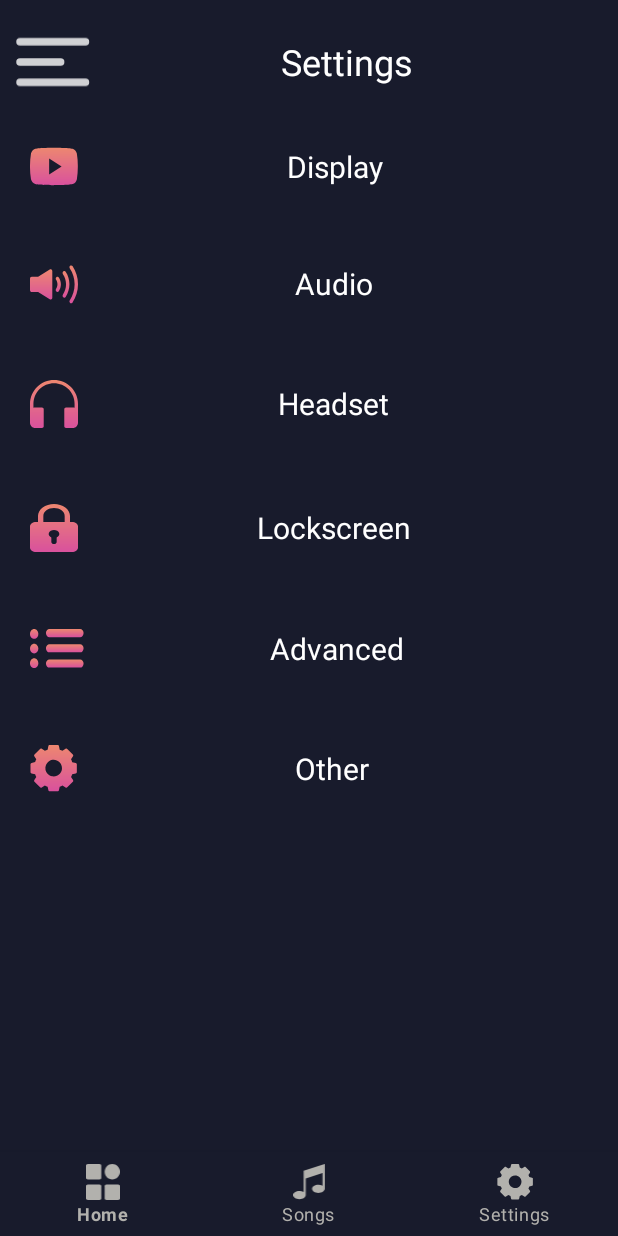
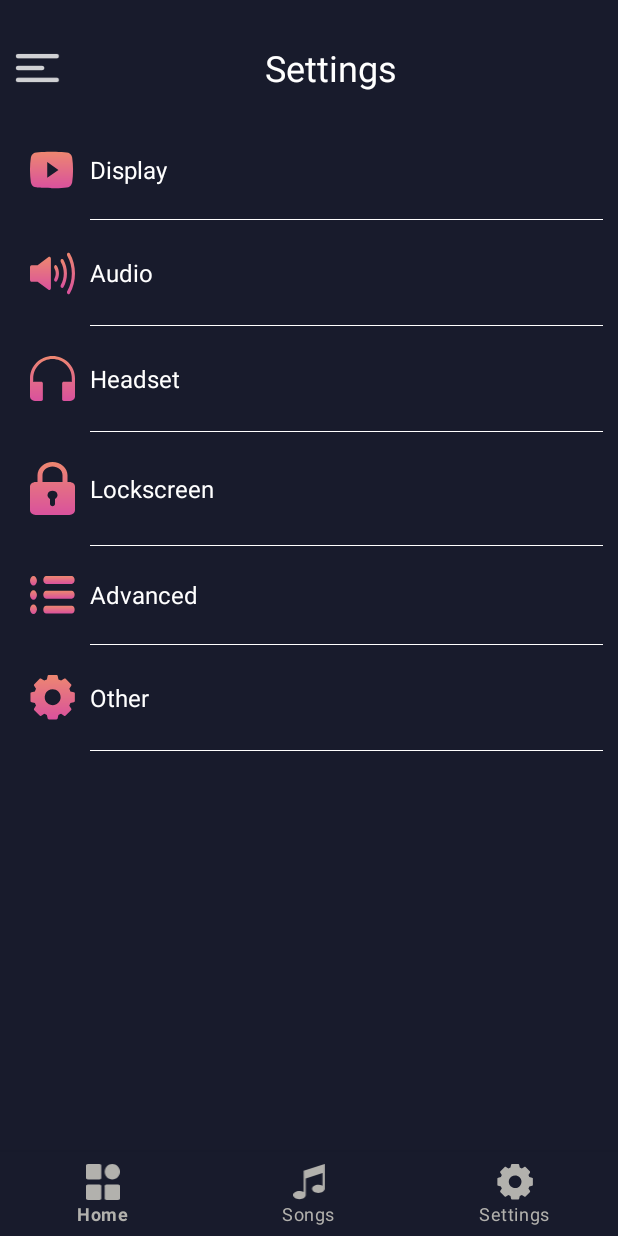
Before and after one commit to Deviluke-z/Mock-Project-Muzic, an Android app: the screen it shows after launch (MainActivity), item 3 of the bottom bar chosen, on a phone screen of 412 x 824 dp. Run offline under Robolectric (Android 15) with nearby library versions, the phone set to English and light mode, and no system bars; our stand-ins replace data binding.

Commit message:
Update Settings UI

```diff
--- a/app/src/main/java/minhduc/deviluke/muzic/model/Song.java
+++ b/app/src/main/java/minhduc/deviluke/muzic/model/SongModel.java
@@ -1,6 +1,6 @@
 package minhduc.deviluke.muzic.model;
 
-public class Song {
+public class SongModel {
   private String mSongTitle;
   private String mSongArtist;
   private int mSongThumbnail;
--- a/app/src/main/java/minhduc/deviluke/muzic/view/fragment/SettingsFragment.java
+++ b/app/src/main/java/minhduc/deviluke/muzic/view/fragment/home/HomeFragment.java
@@ -1,21 +1,22 @@
-package minhduc.deviluke.muzic.view.fragment;
+package minhduc.deviluke.muzic.view.fragment.home;
 
 import android.os.Bundle;
 
+import androidx.core.view.GravityCompat;
 import androidx.fragment.app.Fragment;
 
 import android.view.LayoutInflater;
 import android.view.View;
 import android.view.ViewGroup;
 
-import minhduc.deviluke.muzic.R;
+import minhduc.deviluke.muzic.databinding.FragmentHomeBinding;
 
 /**
  * A simple {@link Fragment} subclass.
- * Use the {@link SettingsFragment#newInstance} factory method to
+ * Use the {@link HomeFragment#newInstance} factory method to
  * create an instance of this fragment.
  */
-public class SettingsFragment extends Fragment {
+public class HomeFragment extends Fragment {
 
   // TODO: Rename parameter arguments, choose names that match
   // the fragment initialization parameters, e.g. ARG_ITEM_NUMBER
@@ -26,7 +27,7 @@ public class SettingsFragment extends Fragment {
   private String mParam1;
   private String mParam2;
 
-  public SettingsFragment() {
+  public HomeFragment() {
     // Required empty public constructor
   }
 
@@ -36,11 +37,11 @@ public class SettingsFragment extends Fragment {
    *
    * @param param1 Parameter 1.
    * @param param2 Parameter 2.
-   * @return A new instance of fragment SettingsFragment.
+   * @return A new instance of fragment HomeFragment.
    */
   // TODO: Rename and change types and number of parameters
-  public static SettingsFragment newInstance(String param1, String param2) {
-    SettingsFragment fragment = new SettingsFragment();
+  public static HomeFragment newInstance(String param1, String param2) {
+    HomeFragment fragment = new HomeFragment();
     Bundle args = new Bundle();
     args.putString(ARG_PARAM1, param1);
     args.putString(ARG_PARAM2, param2);
@@ -57,10 +58,16 @@ public class SettingsFragment extends Fragment {
     }
   }
 
+  private FragmentHomeBinding mBindings;
+
+
   @Override
   public View onCreateView(LayoutInflater inflater, ViewGroup container,
                            Bundle savedInstanceState) {
     // Inflate the layout for this fragment
-    return inflater.inflate(R.layout.fragment_settings, container, false);
+    mBindings = FragmentHomeBinding.inflate(inflater, container, false);
+    mBindings.ivMenu.setOnClickListener(v -> mBindings.drawerLayout.openDrawer(GravityCompat.START));
+
+    return mBindings.getRoot();
   }
 }
--- a/app/src/main/java/minhduc/deviluke/muzic/view/fragment/SongsFragment.java
+++ b/app/src/main/java/minhduc/deviluke/muzic/view/fragment/settings/SettingsFragment.java
@@ -1,4 +1,4 @@
-package minhduc.deviluke.muzic.view.fragment;
+package minhduc.deviluke.muzic.view.fragment.settings;
 
 import android.os.Bundle;
 
@@ -12,10 +12,10 @@ import minhduc.deviluke.muzic.R;
 
 /**
  * A simple {@link Fragment} subclass.
- * Use the {@link SongsFragment#newInstance} factory method to
+ * Use the {@link SettingsFragment#newInstance} factory method to
  * create an instance of this fragment.
  */
-public class SongsFragment extends Fragment {
+public class SettingsFragment extends Fragment {
 
   // TODO: Rename parameter arguments, choose names that match
   // the fragment initialization parameters, e.g. ARG_ITEM_NUMBER
@@ -26,7 +26,7 @@ public class SongsFragment extends Fragment {
   private String mParam1;
   private String mParam2;
 
-  public SongsFragment() {
+  public SettingsFragment() {
     // Required empty public constructor
   }
 
@@ -36,11 +36,11 @@ public class SongsFragment extends Fragment {
    *
    * @param param1 Parameter 1.
    * @param param2 Parameter 2.
-   * @return A new instance of fragment SongsFragment.
+   * @return A new instance of fragment SettingsFragment.
    */
   // TODO: Rename and change types and number of parameters
-  public static SongsFragment newInstance(String param1, String param2) {
-    SongsFragment fragment = new SongsFragment();
+  public static SettingsFragment newInstance(String param1, String param2) {
+    SettingsFragment fragment = new SettingsFragment();
     Bundle args = new Bundle();
     args.putString(ARG_PARAM1, param1);
     args.putString(ARG_PARAM2, param2);
@@ -61,6 +61,6 @@ public class SongsFragment extends Fragment {
   public View onCreateView(LayoutInflater inflater, ViewGroup container,
                            Bundle savedInstanceState) {
     // Inflate the layout for this fragment
-    return inflater.inflate(R.layout.fragment_songs, container, false);
+    return inflater.inflate(R.layout.fragment_settings, container, false);
   }
 }
--- a/app/src/main/java/minhduc/deviluke/muzic/view/fragment/HomeFragment.java
+++ b/app/src/main/java/minhduc/deviluke/muzic/view/fragment/songs/SongsFragment.java
@@ -1,28 +1,21 @@
-package minhduc.deviluke.muzic.view.fragment;
+package minhduc.deviluke.muzic.view.fragment.songs;
 
 import android.os.Bundle;
 
-import androidx.annotation.NonNull;
-import androidx.core.view.GravityCompat;
 import androidx.fragment.app.Fragment;
 
-import android.view.Gravity;
 import android.view.LayoutInflater;
-import android.view.MenuItem;
 import android.view.View;
 import android.view.ViewGroup;
 
-import com.google.android.material.navigation.NavigationView;
-
 import minhduc.deviluke.muzic.R;
-import minhduc.deviluke.muzic.databinding.FragmentHomeBinding;
 
 /**
  * A simple {@link Fragment} subclass.
- * Use the {@link HomeFragment#newInstance} factory method to
+ * Use the {@link SongsFragment#newInstance} factory method to
  * create an instance of this fragment.
  */
-public class HomeFragment extends Fragment {
+public class SongsFragment extends Fragment {
 
   // TODO: Rename parameter arguments, choose names that match
   // the fragment initialization parameters, e.g. ARG_ITEM_NUMBER
@@ -33,7 +26,7 @@ public class HomeFragment extends Fragment {
   private String mParam1;
   private String mParam2;
 
-  public HomeFragment() {
+  public SongsFragment() {
     // Required empty public constructor
   }
 
@@ -43,11 +36,11 @@ public class HomeFragment extends Fragment {
    *
    * @param param1 Parameter 1.
    * @param param2 Parameter 2.
-   * @return A new instance of fragment HomeFragment.
+   * @return A new instance of fragment SongsFragment.
    */
   // TODO: Rename and change types and number of parameters
-  public static HomeFragment newInstance(String param1, String param2) {
-    HomeFragment fragment = new HomeFragment();
+  public static SongsFragment newInstance(String param1, String param2) {
+    SongsFragment fragment = new SongsFragment();
     Bundle args = new Bundle();
     args.putString(ARG_PARAM1, param1);
     args.putString(ARG_PARAM2, param2);
@@ -64,16 +57,10 @@ public class HomeFragment extends Fragment {
     }
   }
 
-  private FragmentHomeBinding mBindings;
-
-
   @Override
   public View onCreateView(LayoutInflater inflater, ViewGroup container,
                            Bundle savedInstanceState) {
     // Inflate the layout for this fragment
-    mBindings = FragmentHomeBinding.inflate(inflater, container, false);
-    mBindings.ivMenu.setOnClickListener(v -> mBindings.drawerLayout.openDrawer(GravityCompat.START));
-
-    return mBindings.getRoot();
+    return inflater.inflate(R.layout.fragment_songs, container, false);
   }
 }
--- a/app/src/main/res/drawable/ic_advanced_gradient.xml
+++ b/app/src/main/res/drawable/ic_advanced_gradient.xml
@@ -1,7 +1,7 @@
 <vector xmlns:android="http://schemas.android.com/apk/res/android"
     xmlns:aapt="http://schemas.android.com/aapt"
-    android:width="36dp"
-    android:height="26dp"
+    android:width="30dp"
+    android:height="25dp"
     android:viewportWidth="26"
     android:viewportHeight="16">
   <path
--- a/app/src/main/res/drawable/ic_app.xml
+++ b/app/src/main/res/drawable/ic_app.xml
@@ -1,7 +1,7 @@
 <vector xmlns:android="http://schemas.android.com/apk/res/android"
     xmlns:aapt="http://schemas.android.com/aapt"
-    android:width="115dp"
-    android:height="125dp"
+    android:width="100dp"
+    android:height="100dp"
     android:viewportWidth="115"
     android:viewportHeight="125">
   <path
--- a/app/src/main/res/drawable/ic_audio_gradient.xml
+++ b/app/src/main/res/drawable/ic_audio_gradient.xml
@@ -1,7 +1,7 @@
 <vector xmlns:android="http://schemas.android.com/apk/res/android"
     xmlns:aapt="http://schemas.android.com/aapt"
-    android:width="32dp"
-    android:height="27dp"
+    android:width="30dp"
+    android:height="30dp"
     android:viewportWidth="22"
     android:viewportHeight="17">
   <path
--- a/app/src/main/res/drawable/ic_display_gradient.xml
+++ b/app/src/main/res/drawable/ic_display_gradient.xml
@@ -1,7 +1,7 @@
 <vector xmlns:android="http://schemas.android.com/apk/res/android"
     xmlns:aapt="http://schemas.android.com/aapt"
-    android:width="33dp"
-    android:height="26dp"
+    android:width="30dp"
+    android:height="25dp"
     android:viewportWidth="23"
     android:viewportHeight="16">
   <path
--- a/app/src/main/res/drawable/ic_headphones_gradient.xml
+++ b/app/src/main/res/drawable/ic_headphones_gradient.xml
@@ -1,7 +1,7 @@
 <vector xmlns:android="http://schemas.android.com/apk/res/android"
     xmlns:aapt="http://schemas.android.com/aapt"
-    android:width="32dp"
-    android:height="32dp"
+    android:width="30dp"
+    android:height="30dp"
     android:viewportWidth="22"
     android:viewportHeight="22">
   <path
--- a/app/src/main/res/drawable/ic_lock_gradient.xml
+++ b/app/src/main/res/drawable/ic_lock_gradient.xml
@@ -1,7 +1,7 @@
 <vector xmlns:android="http://schemas.android.com/apk/res/android"
     xmlns:aapt="http://schemas.android.com/aapt"
-    android:width="32dp"
-    android:height="32dp"
+    android:width="30dp"
+    android:height="35dp"
     android:viewportWidth="18"
     android:viewportHeight="24">
   <path
--- a/app/src/main/res/drawable/ic_setting_gradient.xml
+++ b/app/src/main/res/drawable/ic_setting_gradient.xml
@@ -1,7 +1,7 @@
 <vector xmlns:android="http://schemas.android.com/apk/res/android"
     xmlns:aapt="http://schemas.android.com/aapt"
-    android:width="31dp"
-    android:height="31dp"
+    android:width="30dp"
+    android:height="30dp"
     android:viewportWidth="21"
     android:viewportHeight="21">
   <path
--- a/app/src/main/res/layout/fragment_home.xml
+++ b/app/src/main/res/layout/fragment_home.xml
@@ -6,14 +6,15 @@
         xmlns:tools="http://schemas.android.com/tools"
         android:id="@+id/drawerLayout"
         android:layout_width="match_parent"
-        android:layout_height="match_parent">
+        android:layout_height="match_parent"
+        tools:openDrawer="start">
 
         <LinearLayout
             android:layout_width="match_parent"
             android:layout_height="match_parent"
             android:background="@color/dark_gunmetal"
             android:orientation="vertical"
-            tools:context=".view.fragment.HomeFragment">
+            tools:context=".view.fragment.home.HomeFragment">
 
             <LinearLayout
                 android:layout_width="match_parent"
@@ -143,7 +144,7 @@
                         android:text="@string/tv_app_name"
                         android:textAlignment="center"
                         android:textColor="@color/white"
-                        android:textSize="@dimen/sp28" />
+                        android:textSize="@dimen/sp16" />
 
                     <LinearLayout
                         android:layout_width="match_parent"
@@ -167,7 +168,7 @@
                     <LinearLayout
                         android:layout_width="match_parent"
                         android:layout_height="wrap_content"
-                        android:layout_margin="@dimen/dp10"
+                        android:layout_marginBottom="@dimen/dp10"
                         android:orientation="horizontal">
 
                         <TextView
--- a/app/src/main/res/layout/fragment_settings.xml
+++ b/app/src/main/res/layout/fragment_settings.xml
@@ -7,7 +7,7 @@
     android:background="@color/dark_gunmetal"
     android:orientation="vertical"
     android:paddingTop="@dimen/dp10"
-    tools:context=".view.fragment.SettingsFragment">
+    tools:context=".view.fragment.settings.SettingsFragment">
 
     <LinearLayout
         android:layout_width="match_parent"
@@ -18,9 +18,8 @@
 
         <ImageView
             android:id="@+id/ivMenu"
-            android:layout_width="0dp"
+            android:layout_width="wrap_content"
             android:layout_height="match_parent"
-            android:layout_weight="1"
             android:src="@drawable/ic_option" />
 
         <TextView
@@ -35,90 +34,47 @@
             android:textSize="24sp" />
     </LinearLayout>
 
-    <LinearLayout
-        android:layout_width="match_parent"
-        android:layout_height="wrap_content"
-        android:layout_marginHorizontal="@dimen/dp10"
-        android:layout_weight="1"
-        android:orientation="horizontal">
-
     <TextView
         style="@style/item_setting_layout"
         android:text="@string/tv_display"
         app:drawableStartCompat="@drawable/ic_display_gradient" />
 
-    </LinearLayout>
-
-    <LinearLayout
-        android:layout_width="match_parent"
-        android:layout_height="wrap_content"
-        android:layout_marginHorizontal="@dimen/dp10"
-        android:layout_weight="1"
-        android:orientation="horizontal">
+    <View style="@style/screen_setting_separate_line" />
 
     <TextView
         style="@style/item_setting_layout"
         android:text="@string/tv_audio"
         app:drawableStartCompat="@drawable/ic_audio_gradient" />
 
-    </LinearLayout>
-
-    <LinearLayout
-        android:layout_width="match_parent"
-        android:layout_height="wrap_content"
-        android:layout_marginHorizontal="@dimen/dp10"
-        android:layout_weight="1"
-        android:orientation="horizontal">
+    <View style="@style/screen_setting_separate_line" />
 
     <TextView
         style="@style/item_setting_layout"
         android:text="@string/tv_headset"
         app:drawableStartCompat="@drawable/ic_headphones_gradient" />
 
-    </LinearLayout>
-
-    <LinearLayout
-        android:layout_width="match_parent"
-        android:layout_height="wrap_content"
-        android:layout_marginHorizontal="@dimen/dp10"
-        android:layout_weight="1"
-        android:orientation="horizontal">
+    <View style="@style/screen_setting_separate_line" />
 
     <TextView
         style="@style/item_setting_layout"
         android:text="@string/tv_lockscreen"
-
         app:drawableStartCompat="@drawable/ic_lock_gradient" />
 
-    </LinearLayout>
-
-    <LinearLayout
-        android:layout_width="match_parent"
-        android:layout_height="wrap_content"
-        android:layout_marginHorizontal="@dimen/dp10"
-        android:layout_weight="1"
-        android:orientation="horizontal">
+    <View style="@style/screen_setting_separate_line" />
 
     <TextView
         style="@style/item_setting_layout"
         android:text="@string/tv_advanced"
         app:drawableStartCompat="@drawable/ic_advanced_gradient" />
 
-    </LinearLayout>
-
-    <LinearLayout
-        android:layout_width="match_parent"
-        android:layout_height="wrap_content"
-        android:layout_marginHorizontal="@dimen/dp10"
-        android:layout_weight="1"
-        android:orientation="horizontal">
+    <View style="@style/screen_setting_separate_line" />
 
     <TextView
         style="@style/item_setting_layout"
         android:text="@string/tv_other"
         app:drawableStartCompat="@drawable/ic_setting_gradient" />
 
-    </LinearLayout>
+    <View style="@style/screen_setting_separate_line" />
 
     <LinearLayout
         android:layout_width="match_parent"
--- a/app/src/main/res/layout/fragment_songs.xml
+++ b/app/src/main/res/layout/fragment_songs.xml
@@ -4,7 +4,7 @@
     android:layout_width="match_parent"
     android:layout_height="match_parent"
     android:orientation="vertical"
-    tools:context=".view.fragment.SongsFragment">
+    tools:context=".view.fragment.songs.SongsFragment">
 
     <!-- TODO: Update blank fragment layout -->
     <TextView
--- a/app/src/main/res/layout/layout_main_activity.xml
+++ b/app/src/main/res/layout/layout_main_activity.xml
@@ -8,7 +8,7 @@
         android:layout_height="match_parent"
         android:background="@color/dark_gunmetal"
         android:orientation="vertical"
-        tools:context=".view.activity.MainActivity">
+        tools:context=".view.screen.activity.MainActivity">
 
         <androidx.fragment.app.FragmentContainerView
             android:id="@+id/fragmentContainerView"
--- a/app/src/main/res/menu/bottom_navigation_menu.xml
+++ /dev/null
@@ -1,17 +0,0 @@
-<?xml version="1.0" encoding="utf-8"?>
-<menu xmlns:android="http://schemas.android.com/apk/res/android">
-    <item
-        android:id="@+id/itemHome"
-        android:icon="@drawable/bottom_nav_home_color"
-        android:title="@string/item_home" />
-
-    <item
-        android:id="@+id/itemSongs"
-        android:icon="@drawable/bottom_nav_song_color"
-        android:title="@string/item_songs" />
-
-    <item
-        android:id="@+id/itemSettings"
-        android:icon="@drawable/bottom_nav_setting_color"
-        android:title="@string/item_setting" />
-</menu>
--- a/app/src/main/res/values/dimens.xml
+++ b/app/src/main/res/values/dimens.xml
@@ -1,6 +1,7 @@
 <?xml version="1.0" encoding="utf-8"?>
 <resources>
     <dimen name="dp10">10dp</dimen>
+    <dimen name="dp60">60dp</dimen>
     <dimen name="sp16">16sp</dimen>
     <dimen name="sp28">28sp</dimen>
 </resources>
--- a/app/src/main/res/values/styles.xml
+++ b/app/src/main/res/values/styles.xml
@@ -3,12 +3,13 @@
 
     <style name="item_setting_layout">
         <item name="android:layout_width">match_parent</item>
-        <item name="android:layout_height">match_parent</item>
-        <item name="android:gravity">center</item>
+        <item name="android:layout_height">wrap_content</item>
         <item name="android:layout_margin">10dp</item>
-        <item name="android:textAlignment">center</item>
+        <item name="android:padding">10dp</item>
+        <item name="android:gravity">center_vertical</item>
+        <item name="android:drawablePadding">10dp</item>
         <item name="android:textColor">@color/white</item>
-        <item name="android:textSize">20sp</item>
+        <item name="android:textSize">16sp</item>
     </style>
 
     <style name="item_horizontal_drawer">
@@ -19,4 +20,12 @@
         <item name="android:textColor">@color/white</item>
         <item name="android:textSize">@dimen/sp16</item>
     </style>
+
+    <style name="screen_setting_separate_line">
+        <item name="android:layout_width">match_parent</item>
+        <item name="android:layout_height">0.5dp</item>
+        <item name="android:layout_marginStart">@dimen/dp60</item>
+        <item name="android:layout_marginEnd">@dimen/dp10</item>
+        <item name="android:background">@color/white</item>
+    </style>
 </resources>
```
Also changed, not shown: app/src/main/java/minhduc/deviluke/muzic/view/activity/MainActivity.java (+3 -4 lines). Lines whose indentation alone changed are shown as unchanged.
